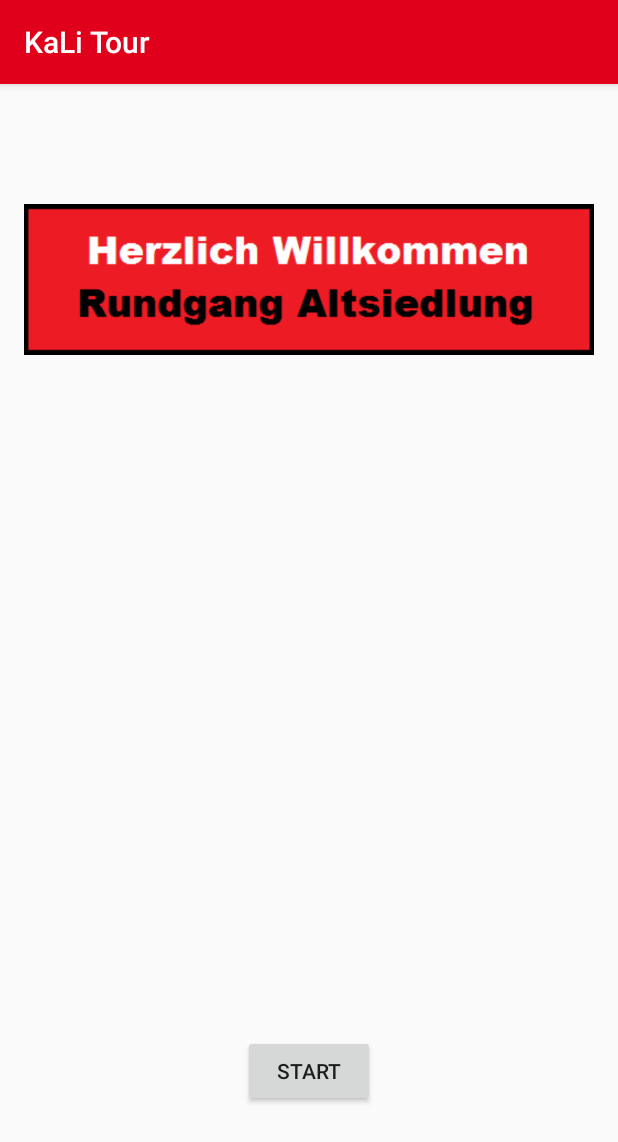
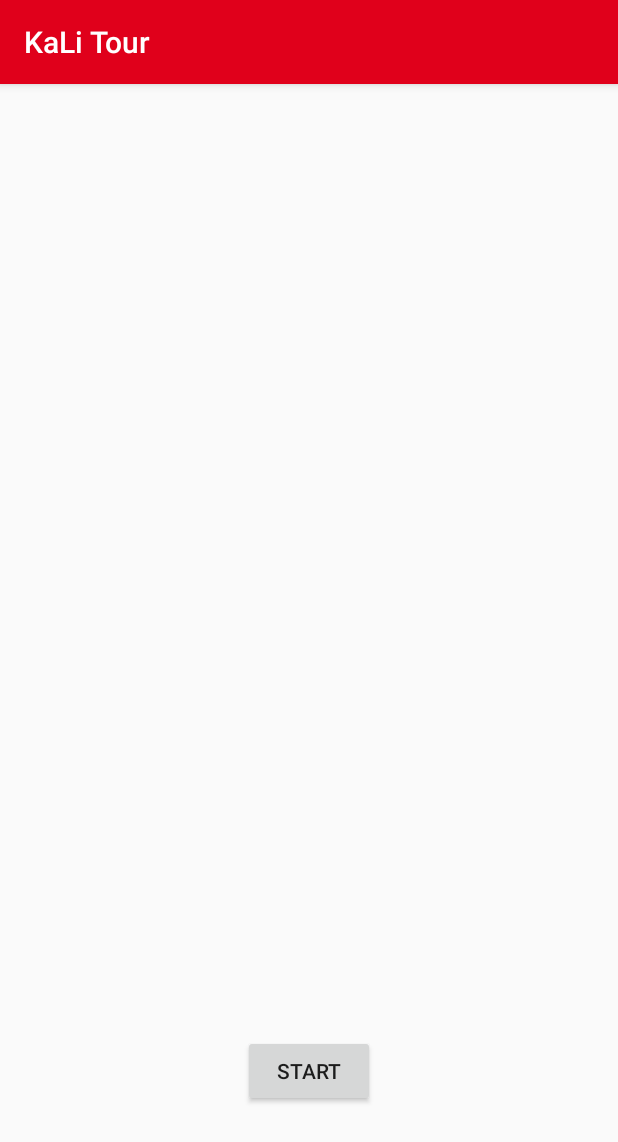
Before and after one commit to Volker89/KaLiTour, an Android app: the screen it shows after launch (MainActivity), on a phone screen of 412 x 824 dp. Shown: the top 1142 px of the screen. Run offline under Robolectric (Android 15) with nearby library versions, the phone set to English and light mode, and no system bars.

Commit message:
Willkommen Bild MainActivity gelöscht

```diff
--- a/app/src/main/res/layout/activity_main.xml
+++ b/app/src/main/res/layout/activity_main.xml
@@ -9,14 +9,6 @@
     android:paddingTop="@dimen/activity_vertical_margin"
     tools:context="kaliapps.kalitour.MainActivity">
 
-    <ImageView
-        android:layout_width="1000px"
-        android:layout_height="wrap_content"
-        android:id="@+id/imageView"
-        android:layout_marginTop="45dp"
-        android:src="@drawable/willkommen"
-        android:layout_centerHorizontal="true" />
-
     <Button
         android:layout_width="wrap_content"
         android:layout_height="wrap_content"
```
Also changed, not shown: app/src/main/res/drawable/willkommen.png (deleted).
